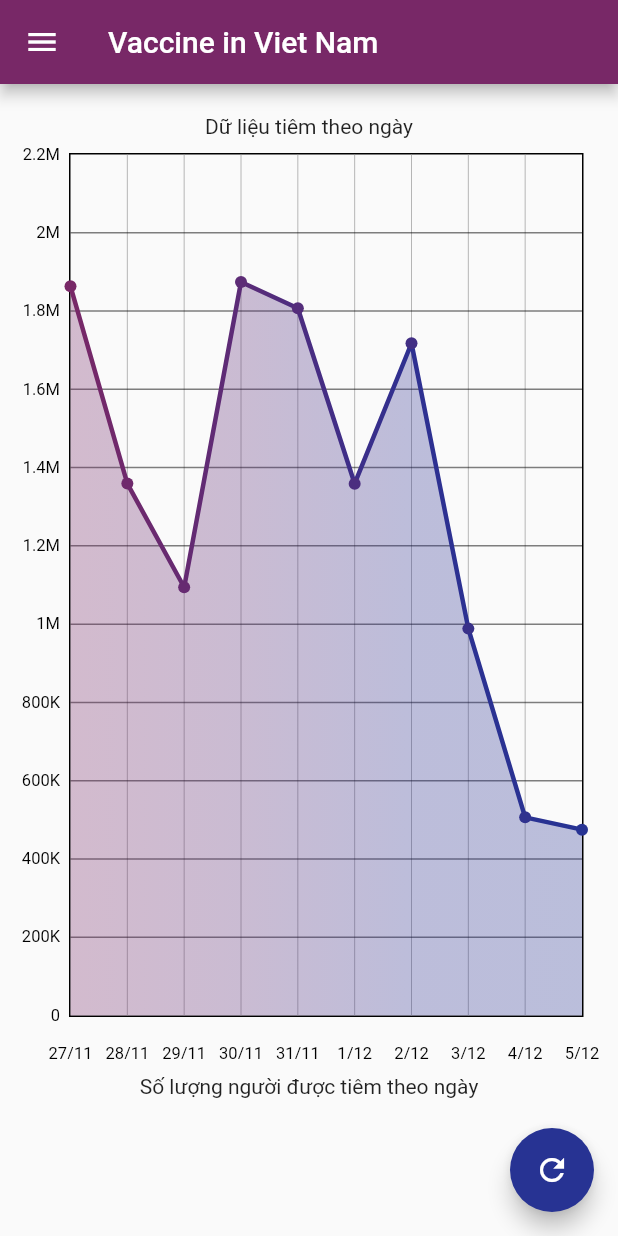
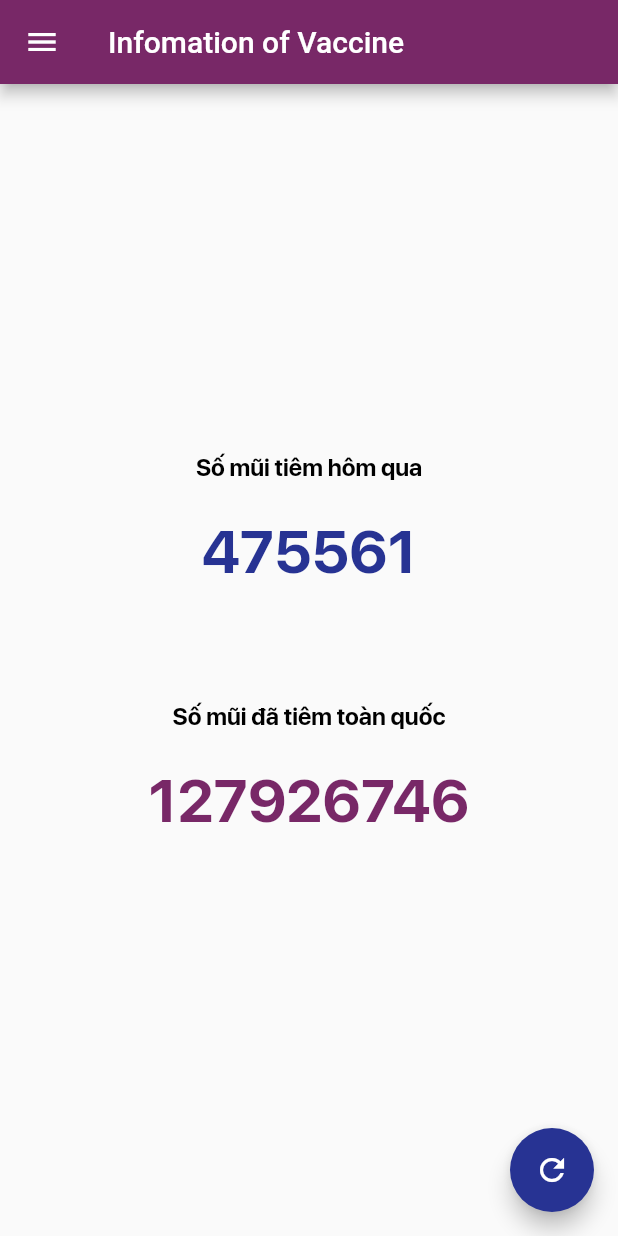
Before and after one commit to ngxuancam/VaccienInVietNam, a Flutter app: the screen it shows after launch, on a phone screen of 412 x 824 dp. Run offline on Flutter 3.47's test engine with Material 2 defaults, Android fonts, the phone set to English and light mode, and no system bars; drawn by our look-alikes of fl_chart.

Commit message:
Add HomePage. Extract ChartPage. Add model

```diff
--- a/lib/home.dart
+++ b/lib/home.dart
@@ -1,5 +1,6 @@
+import 'dart:async';
+
 import 'package:flutter/material.dart';
-import 'package:fl_chart/fl_chart.dart';
 import 'widget/line_chart_widget.dart';
 
 class MyApp extends StatefulWidget {
@@ -10,29 +11,44 @@ class MyApp extends StatefulWidget {
 }
 
 class _MyAppState extends State<MyApp> {
+  late Widget bodyWidget = TotalInfoState();
+  late String title = "Infomation of Vaccine";
   @override
   Widget build(BuildContext context) {
+    void _gotoChartPage() {
+      setState(() {
+        bodyWidget = VaccineByDay();
+        title = "Vaccine Chart";
+      });
+    }
+
+    void _gotoHomePage() {
+      setState(() {
+        bodyWidget = TotalInfoState();
+        title = "Infomation of Vaccine";
+      });
+    }
+
+    void _closeDrawer(int millisecond) {
+      Timer(
+        Duration(milliseconds: millisecond),
+        () => Navigator.of(context).pop(),
+      );
+    }
+
     return SafeArea(
       child: Scaffold(
           floatingActionButton: FloatingActionButton(
             backgroundColor: Color.fromRGBO(39, 51, 147, 1),
             child: Icon(Icons.refresh),
-            onPressed: () {},
+            onPressed: () {
+              _gotoHomePage();
+            },
           ),
           appBar: AppBar(
             backgroundColor: Color.fromRGBO(120, 40, 103, 1),
             automaticallyImplyLeading: true,
-            // leading: IconButton(
-            //   icon: const Icon(
-            //     Icons.menu,
-            //     semanticLabel: 'menu',
-            //   ),
-            //   onPressed: () {
-            //     print('Menu button');
-            //   },
-            // ),
-
-            title: Text('Vaccine in Viet Nam'),
+            title: Text(title),
           ),
           drawer: Drawer(
             child: ListView(
@@ -60,7 +76,10 @@ class _MyAppState extends State<MyApp> {
                 ),
                 ListTile(
                   title: const Text('Só lượng người được tiêm theo ngày'),
-                  onTap: () {},
+                  onTap: () {
+                    _gotoChartPage();
+                    _closeDrawer(300);
+                  },
                 ),
                 ListTile(
                   title: const Text('Danh sách các nơi được tiêm'),
@@ -69,14 +88,28 @@ class _MyAppState extends State<MyApp> {
               ],
             ),
           ),
-          body: SingleChildScrollView(
+          body: bodyWidget),
+    );
+  }
+}
+
+class VaccineByDay extends StatelessWidget {
+  const VaccineByDay({
+    Key? key,
+  }) : super(key: key);
+
+  @override
+  Widget build(BuildContext context) {
+    return SingleChildScrollView(
       child: Column(
         mainAxisAlignment: MainAxisAlignment.start,
         children: [
           // ignore: prefer_const_constructors
           Padding(
             padding: const EdgeInsets.only(top: 20),
-                    child: const Center(child: Text('Dữ liệu tiêm theo ngày'))),
+            child:
+                const Center(child: Text('Số lượng người được tiêm theo ngày')),
+          ),
           const SizedBox(height: 10),
           Container(
             // ignore: prefer_const_constructors
@@ -85,10 +118,93 @@ class _MyAppState extends State<MyApp> {
             child: LineChartWidget(),
           ),
           const SizedBox(height: 10),
-                Center(child: Text('Số lượng người được tiêm theo ngày')),
         ],
       ),
-          )),
     );
   }
 }
+
+class TotalInfoState extends StatelessWidget {
+  @override
+  Widget build(BuildContext context) {
+    return Container(
+      child: Column(
+        mainAxisAlignment: MainAxisAlignment.center,
+        crossAxisAlignment: CrossAxisAlignment.center,
+        // ignore: prefer_const_literals_to_create_immutables
+        children: [
+          Container(
+            child: Column(
+              children: [
+                const Padding(
+                  padding: EdgeInsets.only(top: 30),
+                  child: Center(
+                      child: Text(
+                    'Số mũi tiêm hôm qua',
+                    textAlign: TextAlign.center,
+                    style: TextStyle(
+                        color: Color.fromRGBO(0, 0, 0, 1),
+                        fontFamily: 'SF Pro Display',
+                        fontSize: 16,
+                        fontWeight: FontWeight.bold,
+                        height: 1),
+                  )),
+                ),
+                Padding(
+                  padding: EdgeInsets.only(top: 30),
+                  child: Center(
+                      child: Text(
+                    '475561',
+                    textAlign: TextAlign.center,
+                    style: TextStyle(
+                        color: Color.fromRGBO(39, 51, 147, 1),
+                        fontFamily: 'SF Pro Display',
+                        fontSize: 40,
+                        fontWeight: FontWeight.bold,
+                        height: 1),
+                  )),
+                ),
+              ],
+            ),
+          ),
+          SizedBox(height: 50),
+          Container(
+            child: Column(
+              children: [
+                const Padding(
+                  padding: EdgeInsets.only(top: 30),
+                  child: Center(
+                      child: Text(
+                    'Số mũi đã tiêm toàn quốc',
+                    textAlign: TextAlign.center,
+                    style: TextStyle(
+                        color: Color.fromRGBO(0, 0, 0, 1),
+                        fontFamily: 'SF Pro Display',
+                        fontSize: 16,
+                        fontWeight: FontWeight.bold,
+                        height: 1),
+                  )),
+                ),
+                Padding(
+                  padding: EdgeInsets.only(top: 30),
+                  child: Center(
+                      child: Text(
+                    '127926746',
+                    textAlign: TextAlign.center,
+                    style: TextStyle(
+                        color: Color.fromRGBO(120, 40, 103, 1),
+                        fontFamily: 'SF Pro Display',
+                        fontSize: 40,
+                        fontWeight: FontWeight.bold,
+                        height: 1),
+                  )),
+                ),
+              ],
+            ),
+          ),
+          SizedBox(height: 50),
+        ],
+      ),
+    );
+  }
+}
```
Also changed, not shown: lib/model/total_info.dart (added, +37 -0 lines), pubspec.yaml (+4 -6 lines), fonts/SFProDisplay.ttf (added). Lines whose indentation alone changed are shown as unchanged.
